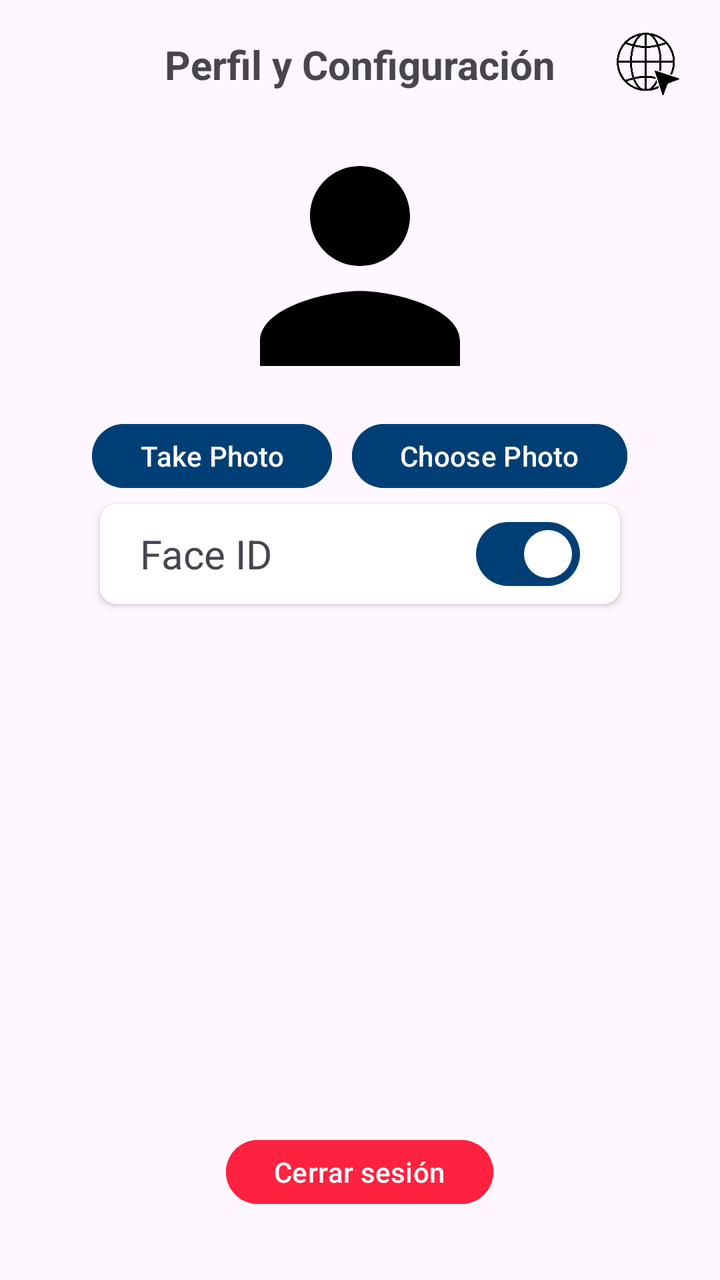
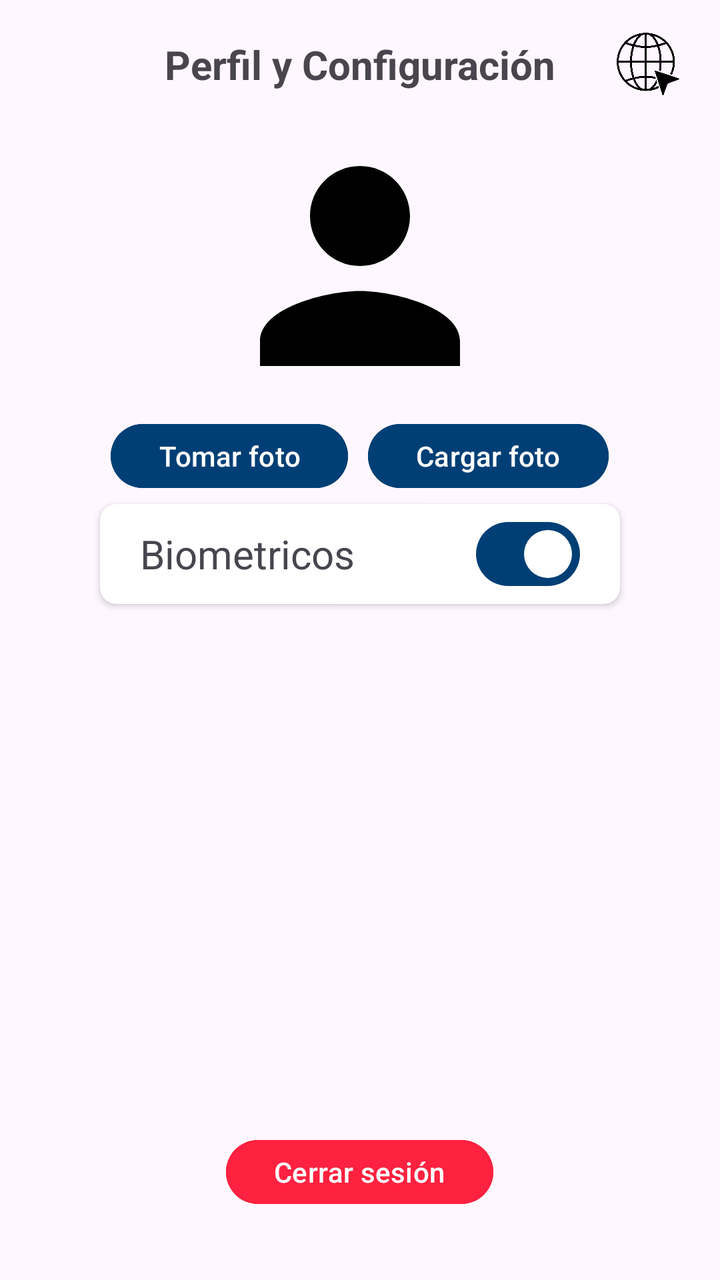

An Android layout rendered at two revisions. The XML below is the earlier revision; the diff shows what the commit changed to produce the second picture.
<!-- AndroidManifest.xml: application theme Theme.HelloWorld -->
<!-- res/layout/fragment_profile.xml -->
<?xml version="1.0" encoding="utf-8"?>
<androidx.constraintlayout.widget.ConstraintLayout xmlns:android="http://schemas.android.com/apk/res/android"
    xmlns:tools="http://schemas.android.com/tools"
    android:layout_width="match_parent"
    android:layout_height="match_parent"
    xmlns:app="http://schemas.android.com/apk/res-auto"
    android:layout_marginTop="?android:attr/actionBarSize"
    tools:context="david.ceballos.helloworld.scenes.profile.view.ProfileFragment">

    <androidx.constraintlayout.widget.ConstraintLayout
        android:id="@+id/header1"
        android:layout_width="match_parent"
        android:layout_height="?attr/actionBarSize"
        app:layout_constraintTop_toTopOf="parent">

        <TextView
            android:id="@+id/tv_title"
            android:layout_width="wrap_content"
            android:layout_height="wrap_content"
            android:text="Perfil y Configuración"
            android:textStyle="bold"
            android:textSize="20sp"
            app:layout_constraintTop_toTopOf="parent"
            app:layout_constraintBottom_toBottomOf="parent"
            app:layout_constraintStart_toStartOf="parent"
            app:layout_constraintEnd_toEndOf="parent"/>

        <ImageView
            android:id="@+id/ic_logo"
            android:layout_width="40dp"
            android:layout_height="0dp"
            android:layout_marginEnd="16dp"
            android:src="@drawable/ic_logo_news"
            app:layout_constraintTop_toTopOf="parent"
            app:layout_constraintBottom_toBottomOf="parent"
            app:layout_constraintEnd_toEndOf="parent"/>

    </androidx.constraintlayout.widget.ConstraintLayout>

    <LinearLayout
        android:layout_width="match_parent"
        android:layout_height="match_parent"
        android:paddingTop="50dp"
        app:layout_constraintTop_toBottomOf="@id/header1"
        android:layout_margin="8dp"
        android:orientation="vertical">

        <ImageView
            android:id="@+id/ivProfile"
            android:layout_width="150dp"
            android:layout_height="150dp"
            android:layout_gravity="center"
            android:src="@drawable/ic_profile" />

        <LinearLayout
            android:layout_width="match_parent"
            android:layout_height="wrap_content"
            android:gravity="center"
            android:orientation="horizontal">

            <Button
                android:id="@+id/btnTakePhoto"
                android:layout_width="wrap_content"
                android:layout_height="40dp"
                android:layout_gravity="center"
                android:layout_marginEnd="10dp"
                android:text="Take Photo"
                android:backgroundTint="@color/dark_blue"

                />

            <Button
                android:id="@+id/btnChoosePhoto"
                android:layout_width="wrap_content"
                android:layout_height="40dp"
                android:layout_gravity="center"
                android:text="Choose Photo"
                android:backgroundTint="@color/dark_blue"
                />
        </LinearLayout>


        <androidx.cardview.widget.CardView
            android:id="@+id/cvHelp"
            android:layout_width="260dp"
            android:layout_height="50dp"
            android:layout_margin="4dp"
            android:layout_gravity="center"
            android:clickable="true"
            android:focusable="true"
            app:cardCornerRadius="8dp">

            <LinearLayout
                android:id="@+id/config1"
                android:layout_width="match_parent"
                android:layout_height="match_parent"
                android:gravity="center_vertical"
                android:orientation="horizontal"
                app:layout_constraintEnd_toEndOf="parent"
                app:layout_constraintStart_toStartOf="parent"
                app:layout_constraintTop_toBottomOf="@id/header1">

                <TextView
                    android:layout_width="89dp"
                    android:layout_height="match_parent"
                    android:layout_marginLeft="20dp"
                    android:layout_weight="1"
                    android:gravity="center_vertical"
                    android:text="Face ID"
                    android:textSize="20dp" />

                <com.google.android.material.materialswitch.MaterialSwitch
                    android:id="@+id/switch_configFaceID"
                    android:layout_width="wrap_content"
                    android:layout_height="wrap_content"
                    android:checked="true"
                    android:layout_marginRight="20dp"
                    android:theme="@style/ThemeOverlay.MySwitchBlue" />
            </LinearLayout>


        </androidx.cardview.widget.CardView>

        <LinearLayout
            android:layout_width="match_parent"
            android:layout_height="wrap_content"
            android:gravity="center"
            android:layout_marginTop="260dp"
            android:orientation="horizontal">

            <Button
                android:id="@+id/btnLogout"
                android:layout_width="wrap_content"
                android:layout_height="40dp"
                android:layout_gravity="center"
                android:text="Cerrar sesión"
                android:backgroundTint="@color/red"
                />
        </LinearLayout>





    </LinearLayout>


</androidx.constraintlayout.widget.ConstraintLayout>
<!-- resources referenced by this layout -->
<resources>
  <color name="dark_blue">#003F75</color>
  <color name="red">#FF2140</color>
  <!-- drawable ic_logo_news: png bitmap (drawable, 166296 bytes) -->
  <!-- drawable ic_profile (drawable) -->
  <vector xmlns:android="http://schemas.android.com/apk/res/android" android:height="24dp" android:tint="#000000" android:viewportHeight="24" android:viewportWidth="24" android:width="24dp">
        
      <path android:fillColor="@android:color/white" android:pathData="M12,12c2.21,0 4,-1.79 4,-4s-1.79,-4 -4,-4 -4,1.79 -4,4 1.79,4 4,4zM12,14c-2.67,0 -8,1.34 -8,4v2h16v-2c0,-2.66 -5.33,-4 -8,-4z"/>
      
  </vector>
  <style name="ThemeOverlay.MySwitchBlue" parent="">
          <item name="colorPrimary">@color/dark_blue</item>
      </style>
  <style name="Theme.HelloWorld" parent="Base.Theme.HelloWorld" />
  <style name="Base.Theme.HelloWorld" parent="Theme.Material3.DayNight.NoActionBar">
          
          
      </style>
</resources>

<!-- the commit's change to res/layout/fragment_profile.xml (unified diff, before → after) -->
@@ -64,7 +64,7 @@
                 android:layout_height="40dp"
                 android:layout_gravity="center"
                 android:layout_marginEnd="10dp"
-                android:text="Take Photo"
+                android:text="Tomar foto"
                 android:backgroundTint="@color/dark_blue"
 
                 />
@@ -74,7 +74,7 @@
                 android:layout_width="wrap_content"
                 android:layout_height="40dp"
                 android:layout_gravity="center"
-                android:text="Choose Photo"
+                android:text="Cargar foto"
                 android:backgroundTint="@color/dark_blue"
                 />
         </LinearLayout>
@@ -106,7 +106,7 @@
                     android:layout_marginLeft="20dp"
                     android:layout_weight="1"
                     android:gravity="center_vertical"
-                    android:text="Face ID"
+                    android:text="Biometricos"
                     android:textSize="20dp" />
 
                 <com.google.android.material.materialswitch.MaterialSwitch
